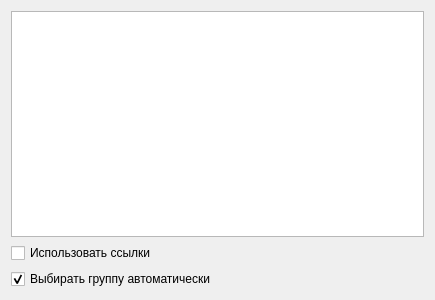
Above: src/ContentManager.ui from asafran/RouteEditor before the change. Below: the same form after it.
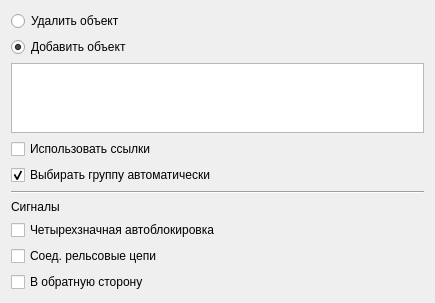
That is the form after the change.

```diff
--- a/src/ContentManager.ui
+++ b/src/ContentManager.ui
@@ -17,6 +17,23 @@
    <locale language="Russian" country="Russia"/>
   </property>
   <layout class="QVBoxLayout" name="verticalLayout">
+   <item>
+    <widget class="QRadioButton" name="removeButt">
+     <property name="text">
+      <string>Удалить объект</string>
+     </property>
+    </widget>
+   </item>
+   <item>
+    <widget class="QRadioButton" name="addButt">
+     <property name="text">
+      <string>Добавить объект</string>
+     </property>
+     <property name="checked">
+      <bool>true</bool>
+     </property>
+    </widget>
+   </item>
    <item>
     <widget class="QTreeView" name="fileView"/>
    </item>
@@ -37,6 +54,41 @@
      </property>
     </widget>
    </item>
+   <item>
+    <widget class="Line" name="line">
+     <property name="orientation">
+      <enum>Qt::Horizontal</enum>
+     </property>
+    </widget>
+   </item>
+   <item>
+    <widget class="QLabel" name="label">
+     <property name="text">
+      <string>Сигналы</string>
+     </property>
+    </widget>
+   </item>
+   <item>
+    <widget class="QCheckBox" name="fstateBox">
+     <property name="text">
+      <string>Четырехзначная автоблокировка</string>
+     </property>
+    </widget>
+   </item>
+   <item>
+    <widget class="QCheckBox" name="connectBox">
+     <property name="text">
+      <string>Соед. рельсовые цепи</string>
+     </property>
+    </widget>
+   </item>
+   <item>
+    <widget class="QCheckBox" name="reverseBox">
+     <property name="text">
+      <string>В обратную сторону</string>
+     </property>
+    </widget>
+   </item>
   </layout>
  </widget>
  <resources/>
```
